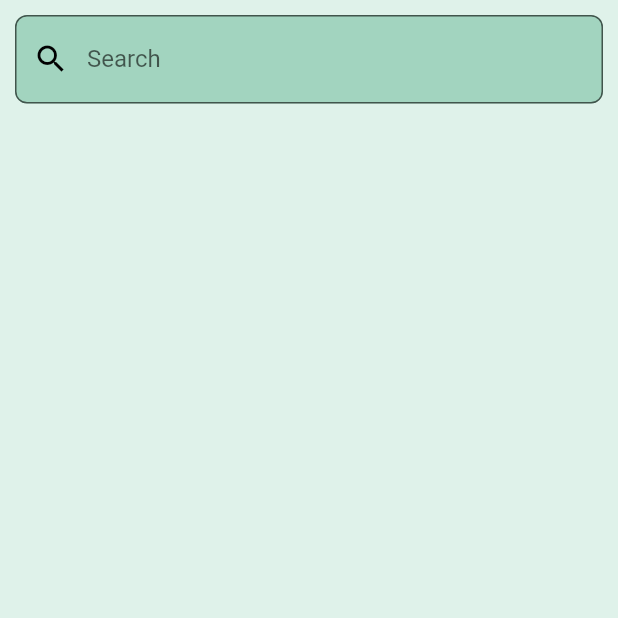
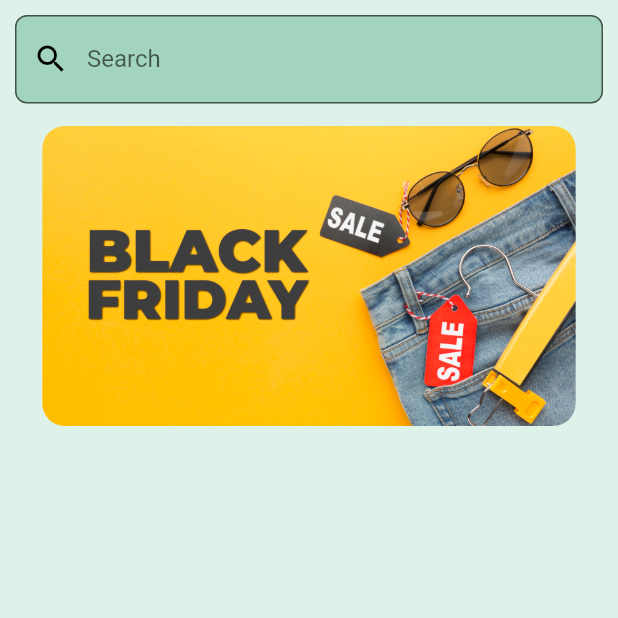
Before and after one commit to Eng-abdullahashraf/Seller, a Flutter app: the Shoppingscreen screen opened directly, on a phone screen of 412 x 824 dp, the top half of it. Run offline on Flutter 3.47's test engine with Material 2 defaults, Android fonts, the phone set to English and light mode, and no system bars; drawn by our look-alikes of carousel_slider; our stand-ins replace bloc, flutter_bloc, get, localize_and_translate.

Commit message:
seconed push

```diff
--- a/lib/Screens/shopping/shopascreen.dart
+++ b/lib/Screens/shopping/shopascreen.dart
@@ -1,3 +1,4 @@
+import 'package:carousel_slider/carousel_slider.dart';
 import 'package:flutter/cupertino.dart';
 import 'package:flutter/material.dart';
 import 'package:flutter_bloc/flutter_bloc.dart';
@@ -32,6 +33,23 @@ class Shoppingscreen extends StatelessWidget {
                         Scure: false,
                         rad: 8,
                         controller: search),
+                    SizedBox(height: 15,),
+                    CarouselSlider(
+                      items: Mycubit.get(context).gene(),
+                      options: CarouselOptions(
+                        height: 200,
+                        enlargeCenterPage: true,
+                        initialPage: 0,
+                        autoPlayInterval: Duration(seconds: 5),
+                        scrollDirection: Axis.horizontal,
+                        autoPlay: true,
+                        reverse: true,
+                        viewportFraction: 1.0,
+                        autoPlayCurve: Curves.fastOutSlowIn,
+                        autoPlayAnimationDuration: Duration(seconds: 5),
+                        enableInfiniteScroll: true,
+                      ),
+                    ),
                   ]),
                 ),
               ),
```
Also changed, not shown: lib/Screens/Login.dart (+6 -8 lines).
